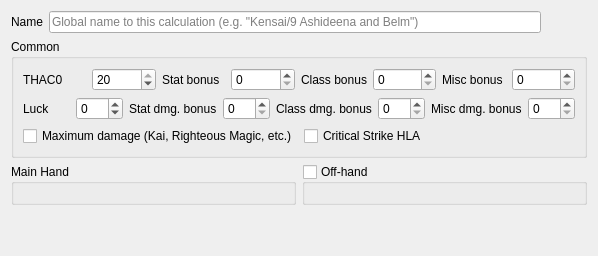
The window that src/damagecalculationwidget.ui (moebiusproject/moebiustoolkit) describes before a commit, drawn with Qt 5.
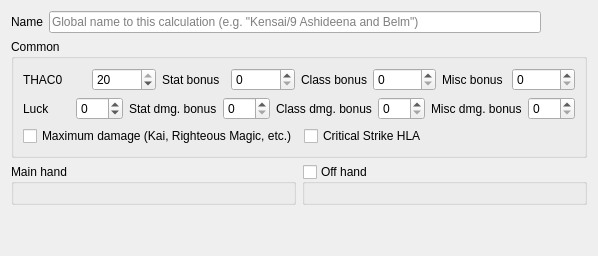
The same window after the commit. Custom widgets are drawn as their Qt base class.

Patch:
```diff
--- a/src/damagecalculationwidget.ui
+++ b/src/damagecalculationwidget.ui
@@ -233,7 +233,7 @@
      <item>
       <widget class="QGroupBox" name="mainHandGroup">
        <property name="title">
-        <string>Main Hand</string>
+        <string>Main hand</string>
        </property>
        <layout class="QVBoxLayout" name="verticalLayout_4">
         <item>
@@ -245,7 +245,7 @@
      <item>
       <widget class="QGroupBox" name="offHandGroup">
        <property name="title">
-        <string>Off-hand</string>
+        <string>Off hand</string>
        </property>
        <property name="checkable">
         <bool>true</bool>
```
